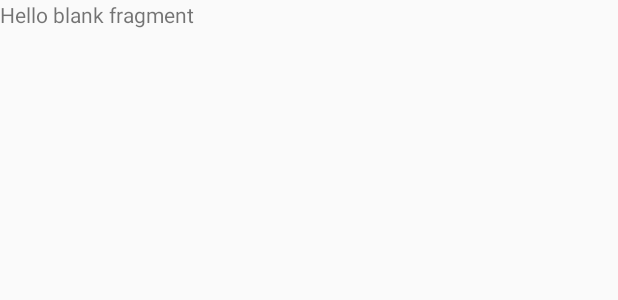
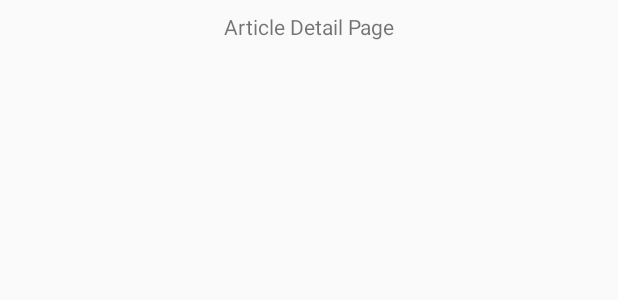
Before and after one commit to dhartwich1991/navigation-component, an Android app: the layout fragment_article_detail.xml on its own in the app's theme, with its tools: preview values and no code run, on a phone screen of 412 x 824 dp. Shown: the top 300 px of the screen. Run offline under Robolectric (Android 15) with nearby library versions, the phone set to English and light mode, and no system bars.

```diff
--- a/app/build.gradle
+++ b/app/build.gradle
@@ -32,6 +32,7 @@ dependencies {
     implementation 'android.arch.navigation:navigation-ui:1.0.0-alpha05'
     implementation 'android.arch.navigation:navigation-fragment-ktx:1.0.0-alpha05'
     implementation 'android.arch.navigation:navigation-ui-ktx:1.0.0-alpha05'
+    implementation 'android.arch.navigation:navigation-testing-ktx:1.0.0-alpha05'
     implementation 'androidx.core:core-ktx:1.0.0-rc02'
     implementation 'androidx.constraintlayout:constraintlayout:1.1.3'
     implementation 'androidx.legacy:legacy-support-v4:1.0.0-rc02'
--- a/app/src/main/res/layout/fragment_article_detail.xml
+++ b/app/src/main/res/layout/fragment_article_detail.xml
@@ -1,5 +1,6 @@
 <?xml version="1.0" encoding="utf-8"?>
-<FrameLayout xmlns:android="http://schemas.android.com/apk/res/android"
+<androidx.constraintlayout.widget.ConstraintLayout xmlns:android="http://schemas.android.com/apk/res/android"
+    xmlns:app="http://schemas.android.com/apk/res-auto"
     xmlns:tools="http://schemas.android.com/tools"
     android:layout_width="match_parent"
     android:layout_height="match_parent"
@@ -7,8 +8,14 @@
 
     <!-- TODO: Update blank fragment layout -->
     <TextView
-        android:layout_width="match_parent"
-        android:layout_height="match_parent"
-        android:text="@string/hello_blank_fragment" />
+        android:layout_width="wrap_content"
+        android:layout_height="wrap_content"
+        android:layout_marginStart="16dp"
+        android:layout_marginEnd="16dp"
+        android:layout_marginTop="8dp"
+        android:text="Article Detail Page"
+        app:layout_constraintTop_toTopOf="parent"
+        app:layout_constraintStart_toStartOf="parent"
+        app:layout_constraintEnd_toEndOf="parent" />
 
-</FrameLayout>
+</androidx.constraintlayout.widget.ConstraintLayout>
```
Also changed, not shown: 1 other file.
